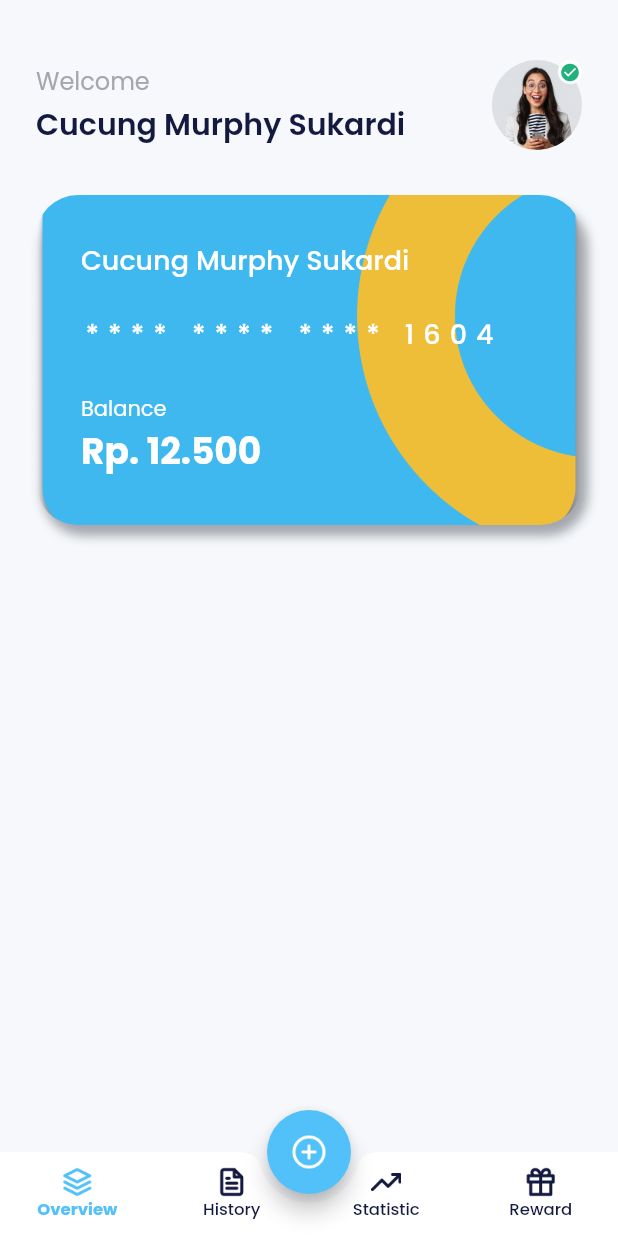
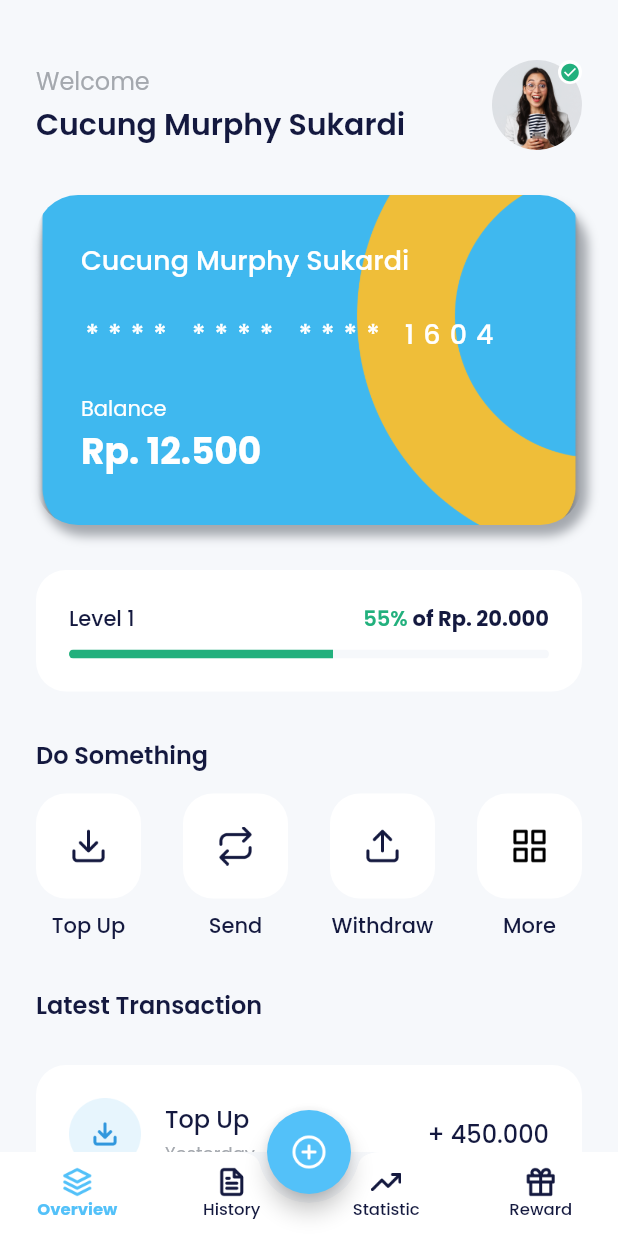
Before and after one commit to idhamaja/flutter-bank, a Flutter app: the HomePage screen opened by its route, on a phone screen of 412 x 824 dp. Run offline on Flutter 3.47's test engine with Material 2 defaults, Android fonts, the light colour scheme and no system bars; our stand-ins replace carousel_slider, google_fonts.

Commit message:
update buildLevel, buildServices, buildLatestTransaction TODAY

```diff
--- a/lib/UI/pages/home/homePage.dart
+++ b/lib/UI/pages/home/homePage.dart
@@ -1,4 +1,6 @@
 import 'package:flutter/material.dart';
+import 'package:flutter_bank/UI/widgets/homeLatestTransactionItems.dart';
+import 'package:flutter_bank/UI/widgets/homeServiceItems.dart';
 import 'package:flutter_bank/shared/themes.dart';
 
 class HomePage extends StatelessWidget {
@@ -90,6 +92,9 @@ class HomePage extends StatelessWidget {
           //
           buildProfile(),
           buildWalletCard(),
+          buildLevel(),
+          buildServices(),
+          buildLatestTransaction()
         ],
       ),
     );
@@ -217,4 +222,176 @@ class HomePage extends StatelessWidget {
       ),
     );
   }
+
+  //level/Progress
+  Widget buildLevel() {
+    return Container(
+      margin: const EdgeInsets.only(top: 30),
+      padding: const EdgeInsets.all(22),
+      decoration: BoxDecoration(
+        borderRadius: BorderRadius.circular(20),
+        color: whiteColor,
+      ),
+      child: Column(
+        children: [
+          Row(
+            children: [
+              Text(
+                'Level 1',
+                style: blackTextStyle.copyWith(
+                  fontWeight: medium,
+                ),
+              ),
+              const Spacer(),
+              Text(
+                '55% ',
+                style: greenTextStyle.copyWith(
+                  fontWeight: semiBold,
+                ),
+              ),
+              Text(
+                'of Rp. 20.000',
+                style: blackTextStyle.copyWith(
+                  fontWeight: bold,
+                ),
+              ),
+            ],
+          ),
+          const SizedBox(height: 10),
+          ClipRRect(
+            borderRadius: BorderRadius.circular(55),
+            child: LinearProgressIndicator(
+              value: 0.55,
+              minHeight: 6,
+              valueColor: AlwaysStoppedAnimation(
+                greenLineColor,
+              ),
+              backgroundColor: lightBackgroundColor,
+            ),
+          ),
+        ],
+      ),
+    );
+  }
+
+  //Services
+  Widget buildServices() {
+    return Container(
+      margin: const EdgeInsets.only(top: 30),
+      child: Column(
+        crossAxisAlignment: CrossAxisAlignment.start,
+        children: [
+          Text(
+            'Do Something',
+            style: blackTextStyle.copyWith(
+              fontSize: 16,
+              fontWeight: semiBold,
+            ),
+          ),
+          const SizedBox(height: 14),
+          Row(
+            mainAxisAlignment: MainAxisAlignment.spaceBetween,
+            children: [
+              HomeServiceItem(
+                iconUrl: 'assets/ic_topup.png',
+                title: 'Top Up',
+                onTap: () {},
+              ),
+
+              //
+              HomeServiceItem(
+                iconUrl: 'assets/ic_send.png',
+                title: 'Send',
+                onTap: () {},
+              ),
+
+              //
+              HomeServiceItem(
+                iconUrl: 'assets/ic_withdraw.png',
+                title: 'Withdraw',
+                onTap: () {},
+              ),
+
+              //
+              HomeServiceItem(
+                iconUrl: 'assets/ic_more.png',
+                title: 'More',
+                onTap: () {},
+              ),
+            ],
+          )
+        ],
+      ),
+    );
+  }
+
+  //latest_transaction
+  Widget buildLatestTransaction() {
+    return Container(
+      margin: const EdgeInsets.only(top: 30),
+      child: Column(
+        crossAxisAlignment: CrossAxisAlignment.start,
+        children: [
+          Text(
+            'Latest Transaction',
+            style: blackTextStyle.copyWith(
+              fontSize: 16,
+              fontWeight: semiBold,
+            ),
+          ),
+          const SizedBox(height: 14),
+          Container(
+            padding: const EdgeInsets.all(22),
+            margin: const EdgeInsets.only(top: 14),
+            decoration: BoxDecoration(
+              borderRadius: BorderRadius.circular(20),
+              color: whiteColor,
+            ),
+            child: const Column(
+              children: [
+                HomeLatestTransaction(
+                  iconUrl: 'assets/ic_transaction_cat1.png',
+                  title: 'Top Up',
+                  time: 'Yesterday',
+                  value: '+ 450.000',
+                ),
+
+                //
+                HomeLatestTransaction(
+                  iconUrl: 'assets/ic_transaction_cat2.png',
+                  title: 'Cashback',
+                  time: 'Sept 11',
+                  value: '+ 22.000',
+                ),
+
+                //
+                HomeLatestTransaction(
+                  iconUrl: 'assets/ic_transaction_cat3.png',
+                  title: 'Withdraw',
+                  time: 'Sept 2',
+                  value: '- 5.000',
+                ),
+
+                //
+                HomeLatestTransaction(
+                  iconUrl: 'assets/ic_transaction_cat4.png',
+                  title: 'Transfer',
+                  time: 'Aug 27',
+                  value: '- 123.500',
+                ),
+
+                //
+                HomeLatestTransaction(
+                  iconUrl: 'assets/ic_transaction_cat5.png',
+                  title: 'Electric',
+                  time: 'Feb 18',
+                  value: '- 12.300.000',
+                ),
+              ],
+            ),
+          ),
+        ],
+      ),
+    );
+  }
 }
--- /dev/null
+++ b/lib/UI/widgets/homeLatestTransactionItems.dart
@@ -0,0 +1,61 @@
+import 'package:flutter/material.dart';
+import 'package:flutter_bank/shared/themes.dart';
+
+class HomeLatestTransaction extends StatelessWidget {
+  final String iconUrl;
+  final String title;
+  final String time;
+  final String value;
+
+  const HomeLatestTransaction({
+    super.key,
+    required this.iconUrl,
+    required this.title,
+    required this.time,
+    required this.value,
+  });
+
+  @override
+  Widget build(BuildContext context) {
+    return Container(
+      margin: const EdgeInsets.only(bottom: 18),
+      child: Row(
+        children: [
+          Image.asset(
+            iconUrl,
+            width: 48,
+          ),
+          const SizedBox(width: 16),
+          Expanded(
+            child: Column(
+              crossAxisAlignment: CrossAxisAlignment.start,
+              children: [
+                Text(
+                  title,
+                  style: blackTextStyle.copyWith(
+                    fontSize: 16,
+                    fontWeight: medium,
+                  ),
+                ),
+                const SizedBox(height: 2),
+                Text(
+                  time,
+                  style: greyTextStyle.copyWith(
+                    fontSize: 12,
+                  ),
+                ),
+              ],
+            ),
+          ),
+          Text(
+            value,
+            style: blackTextStyle.copyWith(
+              fontWeight: medium,
+              fontSize: 16,
+            ),
+          ),
+        ],
+      ),
+    );
+  }
+}
--- /dev/null
+++ b/lib/UI/widgets/homeServiceItems.dart
@@ -0,0 +1,44 @@
+import 'package:flutter/material.dart';
+import 'package:flutter_bank/shared/themes.dart';
+
+class HomeServiceItem extends StatelessWidget {
+  final String iconUrl;
+  final String title;
+  final VoidCallback? onTap;
+
+  const HomeServiceItem({
+    super.key,
+    required this.iconUrl,
+    required this.title,
+    this.onTap,
+  });
+
+  @override
+  Widget build(BuildContext context) {
+    return Column(
+      children: [
+        Container(
+          width: 70,
+          height: 70,
+          margin: const EdgeInsets.only(bottom: 8),
+          decoration: BoxDecoration(
+            borderRadius: BorderRadius.circular(20),
+            color: whiteColor,
+          ),
+          child: Center(
+            child: Image.asset(
+              iconUrl,
+              width: 26,
+            ),
+          ),
+        ),
+        Text(
+          title,
+          style: blackTextStyle.copyWith(
+            fontWeight: medium,
+          ),
+        ),
+      ],
+    );
+  }
+}
```
